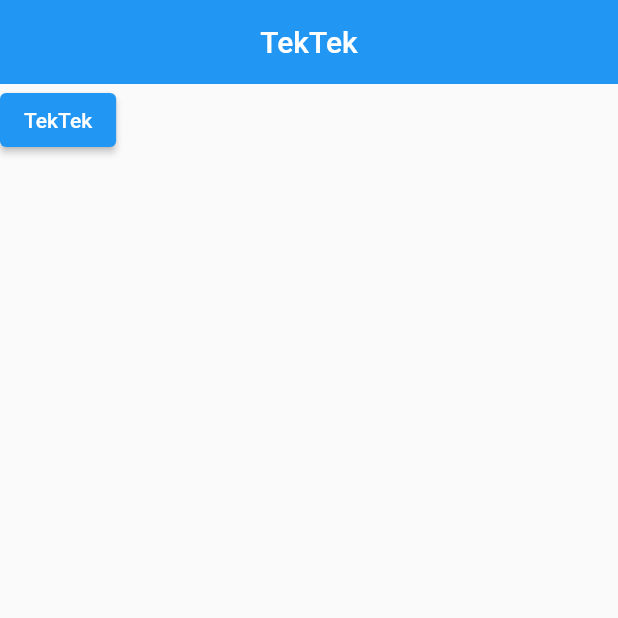
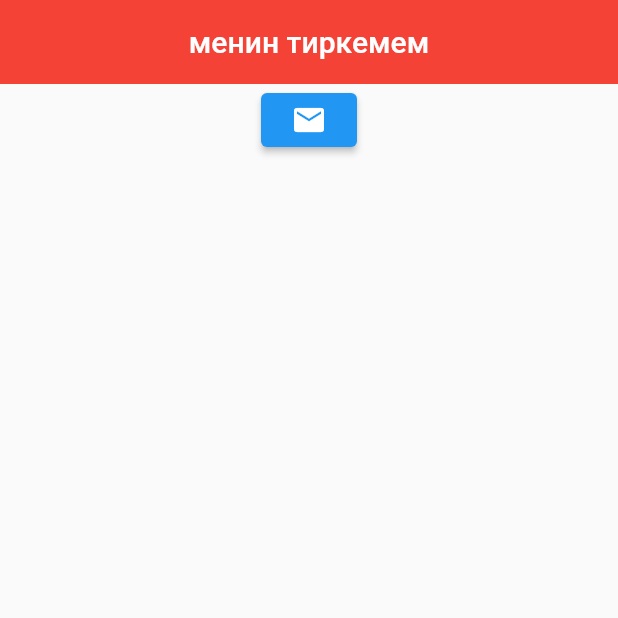
Before and after one commit to nurlanabdyrakhman/code_word, a Flutter app: the screen it shows after launch, on a phone screen of 412 x 824 dp, the top half of it. Run offline on Flutter 3.47's test engine with Material 2 defaults, Android fonts, the phone set to English and light mode, and no system bars; our stand-ins replace dio, font_awesome_flutter, get, internet_connection_checker, lottie, scrollable_positioned_list and 1 more.

Commit message:
altynbek button kyldy

```diff
--- /dev/null
+++ b/lib/altyn.dart/newpage.dart
@@ -0,0 +1,22 @@
+import 'package:flutter/material.dart';
+
+class NewPage extends StatefulWidget {
+  const NewPage({super.key});
+
+  @override
+  State<NewPage> createState() => _NewPageState();
+}
+
+class _NewPageState extends State<NewPage> {
+  @override
+  Widget build(BuildContext context) {
+    return Scaffold(
+      appBar: AppBar(title: Text("менин тиркемем")),
+      body: Center(
+        child: Column(
+          children: [ElevatedButton(onPressed: () {}, child: Icon(Icons.mail))],
+        ),
+      ),
+    );
+  }
+}
--- a/lib/main.dart
+++ b/lib/main.dart
@@ -1,4 +1,3 @@
-
 import 'package:code_word/101/app_bar_laern.dart';
 import 'package:code_word/101/button_learn.dart';
 import 'package:code_word/101/container_size_box_learn.dart';
@@ -10,6 +9,8 @@ import 'package:code_word/view/hame_page.dart';
 import 'package:code_word/view/view_page.dart';
 import 'package:flutter/material.dart';
 import 'package:get/get.dart';
+
+import 'altyn.dart/newpage.dart';
 
 void main() {
   runApp(const MyApp());
@@ -23,18 +24,13 @@ class MyApp extends StatelessWidget {
     return GetMaterialApp(
       debugShowCheckedModeBanner: false,
       title: 'Flutter Demo',
-      theme: ThemeData.light(
-
-      ).copyWith(
-      appBarTheme: AppBarTheme(
+      theme: ThemeData.light().copyWith(
+          appBarTheme: AppBarTheme(
         centerTitle: true,
         color: Colors.red,
         elevation: 0,
-
-        )
-      ),
-      home:CycleLearn(messeger: '',),
-
+      )),
+      home: NewPage(),
     );
   }
 }
```
